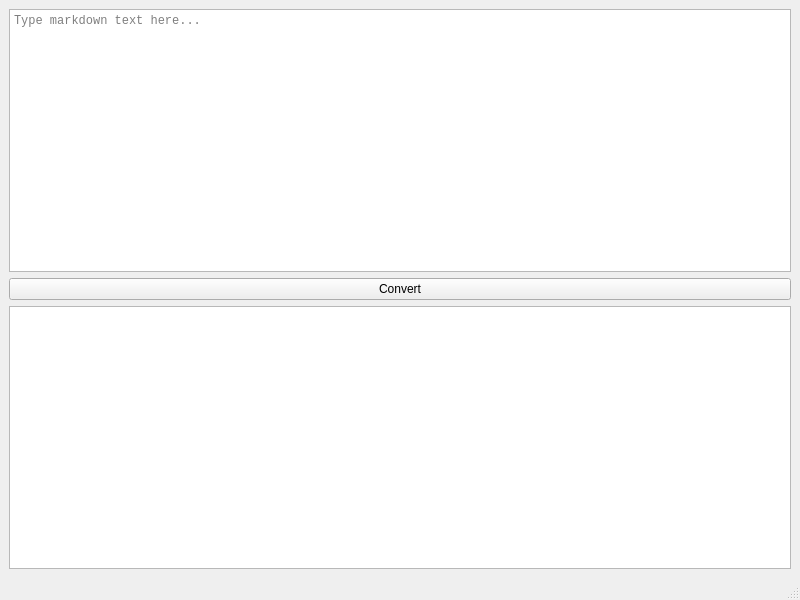
This is ui.ui in USBashka/markdown2unicode as Qt 5 draws it before an edit. The edited form follows.
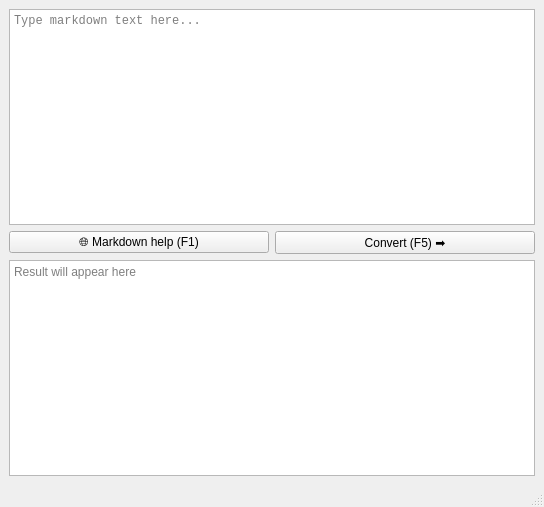
This is the edited form.

Commit message: Add help button and status tips

Diff of the .ui file:
```diff
--- a/ui.ui
+++ b/ui.ui
@@ -6,14 +6,16 @@
    <rect>
     <x>0</x>
     <y>0</y>
-    <width>800</width>
-    <height>600</height>
+    <width>544</width>
+    <height>507</height>
    </rect>
   </property>
   <property name="windowTitle">
    <string>markdown2unicode</string>
   </property>
   <widget class="QWidget" name="centralwidget">
+   <layout class="QVBoxLayout" name="verticalLayout_2">
+    <item>
    <layout class="QVBoxLayout" name="verticalLayout">
     <item>
      <widget class="QPlainTextEdit" name="input_text">
@@ -34,14 +36,40 @@
      </widget>
     </item>
     <item>
+       <layout class="QHBoxLayout" name="horizontalLayout_2">
+        <item>
+         <widget class="QPushButton" name="help">
+          <property name="text">
+           <string>🌐 Markdown help (F1)</string>
+          </property>
+          <property name="shortcut">
+           <string>F1</string>
+          </property>
+         </widget>
+        </item>
+        <item>
      <widget class="QPushButton" name="convert">
       <property name="text">
-       <string>Convert</string>
-      </property>
-     </widget>
+           <string>Convert (F5) ➡️</string>
+          </property>
+          <property name="shortcut">
+           <string>F5</string>
+          </property>
+         </widget>
+        </item>
+       </layout>
     </item>
     <item>
-     <widget class="QPlainTextEdit" name="result"/>
+       <widget class="QPlainTextEdit" name="result">
+        <property name="readOnly">
+         <bool>true</bool>
+        </property>
+        <property name="placeholderText">
+         <string>Result will appear here</string>
+        </property>
+       </widget>
+      </item>
+     </layout>
     </item>
    </layout>
   </widget>
```
Left out of the diff: 2 changed lines with no effect on the pictures. Lines whose indentation alone changed are shown as unchanged. The commit also changes 1 other file.
